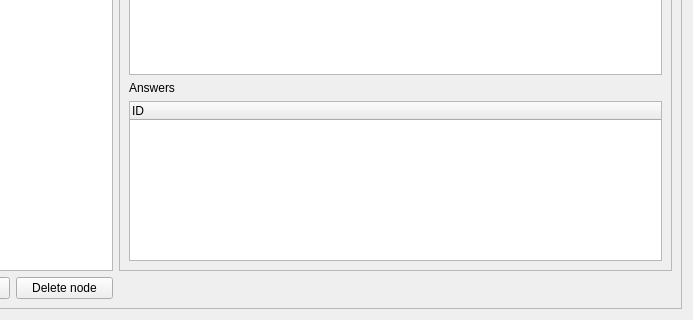
This is dialogeditor.ui in MrStukov/NPC-Editor as Qt 5 draws it before an edit; both pictures show x 314 to 1007 and y 334 to 654 of the 1007 by 654 pixel window. The edited form follows.
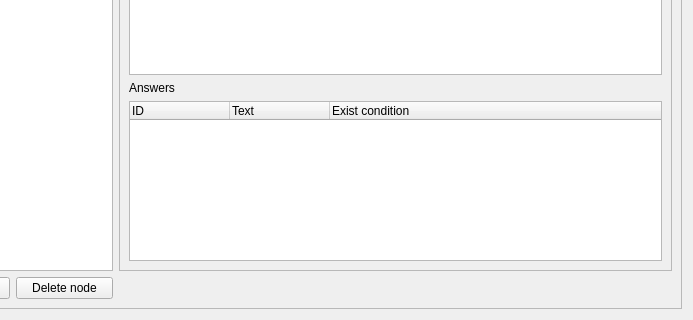
This is the edited form.

Commit message: Added more functions. Like buttons.

Patch:
```diff
--- a/dialogeditor.ui
+++ b/dialogeditor.ui
@@ -319,6 +319,16 @@
                            <string>ID</string>
                           </property>
                          </column>
+                         <column>
+                          <property name="text">
+                           <string>Text</string>
+                          </property>
+                         </column>
+                         <column>
+                          <property name="text">
+                           <string>Exist condition</string>
+                          </property>
+                         </column>
                         </widget>
                        </item>
                       </layout>
```
The commit also changes 4 other files.
